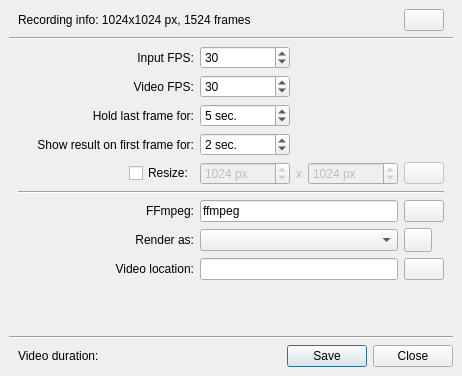
Qt form plugins/dockers/recorder/recorder_export.ui (KDE/krita) before a commit.
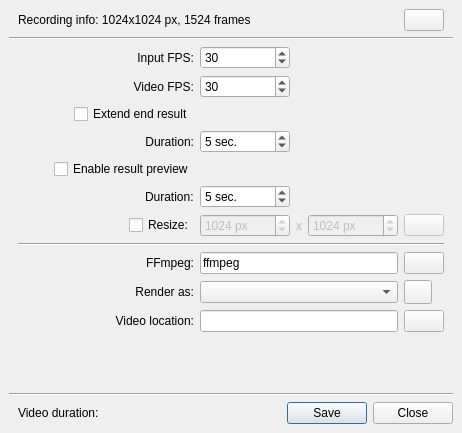
The same form after that commit. Icons and pictures are not drawn.

Commit message:
Rework hold frame options in recorder exporter
Add toggles to enable "hold last frame for" and
"show result on first frame for" options. Rename
the labels to be more clear.

Diff of the .ui file:
```diff
--- a/plugins/dockers/recorder/recorder_export.ui
+++ b/plugins/dockers/recorder/recorder_export.ui
@@ -11,13 +11,13 @@
     <x>0</x>
     <y>0</y>
     <width>462</width>
-    <height>376</height>
+    <height>433</height>
    </rect>
   </property>
   <property name="windowTitle">
    <string>Export Timelapse</string>
   </property>
-  <layout class="QGridLayout" name="gridLayout_4">
+  <layout class="QVBoxLayout" name="verticalLayout">
    <property name="leftMargin">
     <number>0</number>
    </property>
@@ -30,72 +30,14 @@
    <property name="bottomMargin">
     <number>0</number>
    </property>
-   <item row="0" column="0">
+   <item>
     <widget class="QStackedWidget" name="stackedWidget">
      <property name="currentIndex">
       <number>0</number>
      </property>
      <widget class="QWidget" name="pageSettings">
-      <layout class="QGridLayout" name="gridLayout_3">
-       <item row="1" column="0">
-        <widget class="Line" name="line1">
-         <property name="orientation">
-          <enum>Qt::Horizontal</enum>
-         </property>
-        </widget>
-       </item>
-       <item row="4" column="0">
-        <widget class="Line" name="line2">
-         <property name="orientation">
-          <enum>Qt::Horizontal</enum>
-         </property>
-        </widget>
-       </item>
-       <item row="5" column="0">
-        <layout class="QHBoxLayout" name="horizontalLayout">
-         <property name="leftMargin">
-          <number>9</number>
-         </property>
-         <item>
-          <widget class="QLabel" name="labelTitleVideoDuration">
-           <property name="text">
-            <string>Video duration:</string>
-           </property>
-          </widget>
-         </item>
-         <item>
-          <widget class="QLabel" name="labelVideoDuration">
-           <property name="text">
-            <string/>
-           </property>
-          </widget>
-         </item>
-         <item>
-          <spacer name="horizontalSpacer">
-           <property name="orientation">
-            <enum>Qt::Horizontal</enum>
-           </property>
-           <property name="sizeType">
-            <enum>QSizePolicy::MinimumExpanding</enum>
-           </property>
-           <property name="sizeHint" stdset="0">
-            <size>
-             <width>0</width>
-             <height>20</height>
-            </size>
-           </property>
-          </spacer>
-         </item>
-         <item>
-          <widget class="QDialogButtonBox" name="buttonBox">
-           <property name="standardButtons">
-            <set>QDialogButtonBox::Close|QDialogButtonBox::Save</set>
-           </property>
-          </widget>
-         </item>
-        </layout>
-       </item>
-       <item row="0" column="0">
+      <layout class="QVBoxLayout" name="verticalLayout_2">
+       <item>
         <layout class="QHBoxLayout" name="layoutRecordInfo">
          <property name="leftMargin">
           <number>9</number>
@@ -129,23 +71,14 @@
          </item>
         </layout>
        </item>
-       <item row="3" column="0">
-        <spacer name="verticalSpacer_3">
+       <item>
+        <widget class="Line" name="line1">
          <property name="orientation">
-          <enum>Qt::Vertical</enum>
+          <enum>Qt::Horizontal</enum>
          </property>
-         <property name="sizeType">
-          <enum>QSizePolicy::Expanding</enum>
-         </property>
-         <property name="sizeHint" stdset="0">
-          <size>
-           <width>20</width>
-           <height>6</height>
-          </size>
-         </property>
-        </spacer>
+        </widget>
        </item>
-       <item row="2" column="0">
+       <item>
         <layout class="QGridLayout" name="gridLayout" columnstretch="0,0,0">
          <property name="leftMargin">
           <number>9</number>
@@ -153,14 +86,50 @@
          <property name="rightMargin">
           <number>9</number>
          </property>
-         <item row="7" column="0" colspan="3">
-          <widget class="Line" name="line">
-           <property name="orientation">
-            <enum>Qt::Horizontal</enum>
+         <item row="8" column="0">
+          <layout class="QHBoxLayout" name="horizontalLayout_8" stretch="1,0">
+           <item>
+            <spacer name="horizontalSpacer_12">
+             <property name="orientation">
+              <enum>Qt::Horizontal</enum>
+             </property>
+             <property name="sizeType">
+              <enum>QSizePolicy::Preferred</enum>
+             </property>
+             <property name="sizeHint" stdset="0">
+              <size>
+               <width>13</width>
+               <height>13</height>
+              </size>
+             </property>
+            </spacer>
+           </item>
+           <item>
+            <widget class="QCheckBox" name="checkResize">
+             <property name="sizePolicy">
+              <sizepolicy hsizetype="Minimum" vsizetype="Fixed">
+               <horstretch>0</horstretch>
+               <verstretch>0</verstretch>
+              </sizepolicy>
+             </property>
+             <property name="text">
+              <string>Resize:</string>
+             </property>
+            </widget>
+           </item>
+          </layout>
+         </item>
+         <item row="11" column="1">
+          <widget class="QComboBox" name="comboProfile">
+           <property name="minimumSize">
+            <size>
+             <width>120</width>
+             <height>0</height>
+            </size>
            </property>
           </widget>
          </item>
-         <item row="10" column="0">
+         <item row="12" column="0">
           <widget class="QLabel" name="labelExportTo">
            <property name="text">
             <string>Video location:</string>
@@ -173,20 +142,271 @@
            </property>
           </widget>
          </item>
-         <item row="2" column="0">
-          <widget class="QLabel" name="labelHoldLastFrameSec">
+         <item row="5" column="0" alignment="Qt::AlignRight">
+          <widget class="QLabel" name="labelHoldFirstFrameSec">
+           <property name="text">
+            <string>Duration:</string>
+           </property>
+          </widget>
+         </item>
+         <item row="10" column="0">
+          <widget class="QLabel" name="labelFfmpegLocation">
+           <property name="text">
+            <string>FFmpeg:</string>
+           </property>
+           <property name="alignment">
+            <set>Qt::AlignRight|Qt::AlignTrailing|Qt::AlignVCenter</set>
+           </property>
+           <property name="buddy">
+            <cstring>editFfmpegPath</cstring>
+           </property>
+          </widget>
+         </item>
+         <item row="12" column="2">
+          <widget class="QPushButton" name="buttonBrowseExport">
            <property name="toolTip">
-            <string>The added duration for showing the last frame.</string>
+            <string>Select a file location for the exported timelapse video</string>
            </property>
            <property name="text">
-            <string>Hold last frame for:</string>
+            <string/>
            </property>
+           <property name="icon">
+            <iconset theme="folder">
+             <normaloff>.</normaloff>.</iconset>
+           </property>
+          </widget>
+         </item>
+         <item row="11" column="0">
+          <widget class="QLabel" name="labelResolution">
+           <property name="text">
+            <string>Render as:</string>
+           </property>
            <property name="alignment">
             <set>Qt::AlignRight|Qt::AlignTrailing|Qt::AlignVCenter</set>
            </property>
+           <property name="buddy">
+            <cstring>comboProfile</cstring>
+           </property>
           </widget>
          </item>
-         <item row="6" column="1">
+         <item row="12" column="1">
+          <widget class="QLineEdit" name="editVideoFilePath">
+           <property name="minimumSize">
+            <size>
+             <width>120</width>
+             <height>0</height>
+            </size>
+           </property>
+           <property name="readOnly">
+            <bool>false</bool>
+           </property>
+          </widget>
+         </item>
+         <item row="0" column="0">
+          <widget class="QLabel" name="labelFpsInput">
+           <property name="toolTip">
+            <string>The speed of reading the input stream.
+For example, to make your timelapse twice faster, the Input FPS should be twice larger of the Video FPS.</string>
+           </property>
+           <property name="text">
+            <string comment="Input FPS of recorded timelapses.">Input FPS:</string>
+           </property>
+           <property name="alignment">
+            <set>Qt::AlignRight|Qt::AlignTrailing|Qt::AlignVCenter</set>
+           </property>
+           <property name="buddy">
+            <cstring>spinInputFps</cstring>
+           </property>
+          </widget>
+         </item>
+         <item row="11" column="2">
+          <widget class="QPushButton" name="buttonEditProfile">
+           <property name="sizePolicy">
+            <sizepolicy hsizetype="Fixed" vsizetype="Fixed">
+             <horstretch>0</horstretch>
+             <verstretch>0</verstretch>
+            </sizepolicy>
+           </property>
+           <property name="minimumSize">
+            <size>
+             <width>28</width>
+             <height>24</height>
+            </size>
+           </property>
+           <property name="maximumSize">
+            <size>
+             <width>28</width>
+             <height>24</height>
+            </size>
+           </property>
+           <property name="toolTip">
+            <string>Edit video profile</string>
+           </property>
+          </widget>
+         </item>
+         <item row="10" column="1">
+          <widget class="QLineEdit" name="editFfmpegPath">
+           <property name="minimumSize">
+            <size>
+             <width>120</width>
+             <height>0</height>
+            </size>
+           </property>
+           <property name="text">
+            <string>ffmpeg</string>
+           </property>
+           <property name="readOnly">
+            <bool>true</bool>
+           </property>
+          </widget>
+         </item>
+         <item row="4" column="0" alignment="Qt::AlignRight">
+          <widget class="QCheckBox" name="resultPreviewCheckBox">
+           <property name="toolTip">
+            <string>Prepend a preview to the exported video.
+The preview will show the last frame of the video for the specified duration</string>
+           </property>
+           <property name="layoutDirection">
+            <enum>Qt::LeftToRight</enum>
+           </property>
+           <property name="text">
+            <string>Enable result preview</string>
+           </property>
+          </widget>
+         </item>
+         <item row="10" column="2">
+          <widget class="QPushButton" name="buttonBrowseFfmpeg">
+           <property name="toolTip">
+            <string>Setup ffmpeg executable location</string>
+           </property>
+           <property name="text">
+            <string/>
+           </property>
+           <property name="icon">
+            <iconset theme="folder">
+             <normaloff>.</normaloff>.</iconset>
+           </property>
+          </widget>
+         </item>
+         <item row="9" column="0" colspan="3">
+          <widget class="Line" name="line">
+           <property name="orientation">
+            <enum>Qt::Horizontal</enum>
+           </property>
+          </widget>
+         </item>
+         <item row="0" column="1">
+          <layout class="QHBoxLayout" name="layoutFps_2" stretch="0,1">
+           <item>
+            <widget class="QSpinBox" name="spinInputFps">
+             <property name="minimumSize">
+              <size>
+               <width>90</width>
+               <height>0</height>
+              </size>
+             </property>
+             <property name="keyboardTracking">
+              <bool>false</bool>
+             </property>
+             <property name="minimum">
+              <number>1</number>
+             </property>
+             <property name="maximum">
+              <number>10000</number>
+             </property>
+             <property name="value">
+              <number>30</number>
+             </property>
+            </widget>
+           </item>
+           <item>
+            <spacer name="horizontalSpacer_14">
+             <property name="orientation">
+              <enum>Qt::Horizontal</enum>
+             </property>
+             <property name="sizeType">
+              <enum>QSizePolicy::Expanding</enum>
+             </property>
+             <property name="sizeHint" stdset="0">
+              <size>
+               <width>6</width>
+               <height>6</height>
+              </size>
+             </property>
+            </spacer>
+           </item>
+          </layout>
+         </item>
+         <item row="1" column="0">
+          <widget class="QLabel" name="labelFps">
+           <property name="text">
+            <string>Video FPS:</string>
+           </property>
+           <property name="alignment">
+            <set>Qt::AlignRight|Qt::AlignTrailing|Qt::AlignVCenter</set>
+           </property>
+           <property name="buddy">
+            <cstring>spinFps</cstring>
+           </property>
+          </widget>
+         </item>
+         <item row="8" column="2">
+          <widget class="QPushButton" name="buttonLockRatio">
+           <property name="enabled">
+            <bool>false</bool>
+           </property>
+           <property name="toolTip">
+            <string>Constrain proportions</string>
+           </property>
+           <property name="text">
+            <string/>
+           </property>
+           <property name="icon">
+            <iconset theme="lock">
+             <normaloff>.</normaloff>.</iconset>
+           </property>
+           <property name="checkable">
+            <bool>true</bool>
+           </property>
+          </widget>
+         </item>
+         <item row="3" column="1">
+          <layout class="QHBoxLayout" name="horizontalLayout_6">
+           <item>
+            <widget class="QSpinBox" name="spinLastFrameSec">
+             <property name="minimumSize">
+              <size>
+               <width>90</width>
+               <height>0</height>
+              </size>
+             </property>
+             <property name="suffix">
+              <string comment="Contraction of &quot;second&quot; for interval"> sec.</string>
+             </property>
+             <property name="maximum">
+              <number>120</number>
+             </property>
+             <property name="value">
+              <number>5</number>
+             </property>
+            </widget>
+           </item>
+           <item>
+            <spacer name="horizontalSpacer_15">
+             <property name="orientation">
+              <enum>Qt::Horizontal</enum>
+             </property>
+             <property name="sizeHint" stdset="0">
+              <size>
+               <width>6</width>
+               <height>6</height>
+              </size>
+             </property>
+            </spacer>
+           </item>
+          </layout>
+         </item>
+         <item row="8" column="1">
           <widget class="QWidget" name="widgetResolution" native="true">
            <property name="enabled">
             <bool>false</bool>
@@ -292,46 +512,13 @@
            </layout>
           </widget>
          </item>
-         <item row="2" column="1">
-          <layout class="QHBoxLayout" name="horizontalLayout_6">
-           <item>
-            <widget class="QSpinBox" name="spinLastFrameSec">
-             <property name="minimumSize">
-              <size>
-               <width>90</width>
-               <height>0</height>
-              </size>
-             </property>
-             <property name="suffix">
-              <string comment="Contraction of &quot;second&quot; for interval"> sec.</string>
-             </property>
-             <property name="maximum">
-              <number>120</number>
-             </property>
-             <property name="value">
-              <number>5</number>
-             </property>
-            </widget>
-           </item>
-           <item>
-            <spacer name="horizontalSpacer_15">
-             <property name="orientation">
-              <enum>Qt::Horizontal</enum>
-             </property>
-             <property name="sizeHint" stdset="0">
-              <size>
-               <width>6</width>
-               <height>6</height>
-              </size>
-             </property>
-            </spacer>
-           </item>
-          </layout>
-         </item>
          <item row="3" column="0">
-          <widget class="QLabel" name="label">
+          <widget class="QLabel" name="labelHoldLastFrameSec">
+           <property name="toolTip">
+            <string>The added duration for showing the last frame.</string>
+           </property>
            <property name="text">
-            <string>Show result on first frame for:</string>
+            <string>Duration:</string>
            </property>
            <property name="alignment">
             <set>Qt::AlignRight|Qt::AlignTrailing|Qt::AlignVCenter</set>
@@ -380,251 +567,8 @@
            </item>
           </layout>
          </item>
-         <item row="9" column="0">
-          <widget class="QLabel" name="labelResolution">
-           <property name="text">
-            <string>Render as:</string>
-           </property>
-           <property name="alignment">
-            <set>Qt::AlignRight|Qt::AlignTrailing|Qt::AlignVCenter</set>
-           </property>
-           <property name="buddy">
-            <cstring>comboProfile</cstring>
-           </property>
-          </widget>
-         </item>
-         <item row="8" column="1">
-          <widget class="QLineEdit" name="editFfmpegPath">
-           <property name="minimumSize">
-            <size>
-             <width>120</width>
-             <height>0</height>
-            </size>
-           </property>
-           <property name="text">
-            <string>ffmpeg</string>
-           </property>
-           <property name="readOnly">
-            <bool>true</bool>
-           </property>
-          </widget>
-         </item>
-         <item row="8" column="0">
-          <widget class="QLabel" name="labelFfmpegLocation">
-           <property name="text">
-            <string>FFmpeg:</string>
-           </property>
-           <property name="alignment">
-            <set>Qt::AlignRight|Qt::AlignTrailing|Qt::AlignVCenter</set>
-           </property>
-           <property name="buddy">
-            <cstring>editFfmpegPath</cstring>
-           </property>
-          </widget>
-         </item>
-         <item row="10" column="1">
-          <widget class="QLineEdit" name="editVideoFilePath">
-           <property name="minimumSize">
-            <size>
-             <width>120</width>
-             <height>0</height>
-            </size>
-           </property>
-           <property name="readOnly">
-            <bool>false</bool>
-           </property>
-          </widget>
-         </item>
-         <item row="6" column="2">
-          <widget class="QPushButton" name="buttonLockRatio">
-           <property name="enabled">
-            <bool>false</bool>
-           </property>
-           <property name="toolTip">
-            <string>Constrain proportions</string>
-           </property>
-           <property name="text">
-            <string/>
-           </property>
-           <property name="icon">
-            <iconset theme="lock">
-             <normaloff>.</normaloff>.</iconset>
-           </property>
-           <property name="checkable">
-            <bool>true</bool>
-           </property>
-          </widget>
-         </item>
-         <item row="10" column="2">
-          <widget class="QPushButton" name="buttonBrowseExport">
-           <property name="toolTip">
-            <string>Select a file location for the exported timelapse video</string>
-           </property>
-           <property name="text">
-            <string/>
-           </property>
-           <property name="icon">
-            <iconset theme="folder">
-             <normaloff>.</normaloff>.</iconset>
-           </property>
-          </widget>
-         </item>
-         <item row="6" column="0">
-          <layout class="QHBoxLayout" name="horizontalLayout_8" stretch="1,0">
-           <item>
-            <spacer name="horizontalSpacer_12">
-             <property name="orientation">
-              <enum>Qt::Horizontal</enum>
-             </property>
-             <property name="sizeType">
-              <enum>QSizePolicy::Preferred</enum>
-             </property>
-             <property name="sizeHint" stdset="0">
-              <size>
-               <width>0</width>
-               <height>0</height>
-              </size>
-             </property>
-            </spacer>
-           </item>
-           <item>
-            <widget class="QCheckBox" name="checkResize">
-             <property name="sizePolicy">
-              <sizepolicy hsizetype="Minimum" vsizetype="Fixed">
-               <horstretch>0</horstretch>
-               <verstretch>0</verstretch>
-              </sizepolicy>
-             </property>
-             <property name="text">
-              <string>Resize:</string>
-             </property>
-            </widget>
-           </item>
-          </layout>
-         </item>
-         <item row="0" column="1">
-          <layout class="QHBoxLayout" name="layoutFps_2" stretch="0,1">
-           <item>
-            <widget class="QSpinBox" name="spinInputFps">
-             <property name="minimumSize">
-              <size>
-               <width>90</width>
-               <height>0</height>
-              </size>
-             </property>
-             <property name="keyboardTracking">
-              <bool>false</bool>
-             </property>
-             <property name="minimum">
-              <number>1</number>
-             </property>
-             <property name="maximum">
-              <number>10000</number>
-             </property>
-             <property name="value">
-              <number>30</number>
-             </property>
-            </widget>
-           </item>
-           <item>
-            <spacer name="horizontalSpacer_14">
-             <property name="orientation">
-              <enum>Qt::Horizontal</enum>
-             </property>
-             <property name="sizeType">
-              <enum>QSizePolicy::Expanding</enum>
-             </property>
-             <property name="sizeHint" stdset="0">
-              <size>
-               <width>6</width>
-               <height>6</height>
-              </size>
-             </property>
-            </spacer>
-           </item>
-          </layout>
-         </item>
-         <item row="9" column="1">
-          <widget class="QComboBox" name="comboProfile">
-           <property name="minimumSize">
-            <size>
-             <width>120</width>
-             <height>0</height>
-            </size>
-           </property>
-          </widget>
-         </item>
-         <item row="8" column="2">
-          <widget class="QPushButton" name="buttonBrowseFfmpeg">
-           <property name="toolTip">
-            <string>Setup ffmpeg executable location</string>
-           </property>
-           <property name="text">
-            <string/>
-           </property>
-           <property name="icon">
-            <iconset theme="folder">
-             <normaloff>.</normaloff>.</iconset>
-           </property>
-          </widget>
-         </item>
-         <item row="1" column="0">
-          <widget class="QLabel" name="labelFps">
-           <property name="text">
-            <string>Video FPS:</string>
-           </property>
-           <property name="alignment">
-            <set>Qt::AlignRight|Qt::AlignTrailing|Qt::AlignVCenter</set>
-           </property>
-           <property name="buddy">
-            <cstring>spinFps</cstring>
-           </property>
-          </widget>
-         </item>
-         <item row="0" column="0">
-          <widget class="QLabel" name="labelFpsInput">
-           <property name="toolTip">
-            <string>The speed of reading the input stream.
-For example, to make your timelapse twice faster, the Input FPS should be twice larger of the Video FPS.</string>
-           </property>
-           <property name="text">
-            <string comment="Input FPS of recorded timelapses.">Input FPS:</string>
-           </property>
-           <property name="alignment">
-            <set>Qt::AlignRight|Qt::AlignTrailing|Qt::AlignVCenter</set>
-           </property>
-           <property name="buddy">
-            <cstring>spinInputFps</cstring>
-           </property>
-          </widget>
-         </item>
-         <item row="9" column="2">
-          <widget class="QPushButton" name="buttonEditProfile">
-           <property name="sizePolicy">
-            <sizepolicy hsizetype="Fixed" vsizetype="Fixed">
-             <horstretch>0</horstretch>
-             <verstretch>0</verstretch>
-            </sizepolicy>
-           </property>
-           <property name="minimumSize">
-            <size>
-             <width>28</width>
-             <height>24</height>
-            </size>
-           </property>
-           <property name="maximumSize">
-            <size>
-             <width>28</width>
-             <height>24</height>
-            </size>
-           </property>
-           <property name="toolTip">
-            <string>Edit video profile</string>
-           </property>
-          </widget>
-         </item>
-         <item row="3" column="1">
-          <layout class="QHBoxLayout" name="layoutFirstFrame">
+         <item row="5" column="1">
+          <layout class="QHBoxLayout" name="horizontalLayout_7">
            <item>
             <widget class="QSpinBox" name="spinFirstFrameSec">
              <property name="minimumSize">
@@ -634,30 +578,107 @@
               </size>
              </property>
              <property name="suffix">
-              <string comment="Contraction of &quot;second&quot; for interval"> sec.</string>
+              <string> sec.</string>
              </property>
              <property name="maximum">
               <number>120</number>
              </property>
              <property name="value">
-              <number>2</number>
+              <number>5</number>
              </property>
             </widget>
            </item>
            <item>
-            <spacer name="horizontalSpacer_38">
+            <spacer name="horizontalSpacer_17">
              <property name="orientation">
               <enum>Qt::Horizontal</enum>
              </property>
              <property name="sizeHint" stdset="0">
               <size>
-               <width>40</width>
-               <height>20</height>
+               <width>6</width>
+               <height>6</height>
               </size>
              </property>
             </spacer>
            </item>
           </layout>
+         </item>
+         <item row="2" column="0" alignment="Qt::AlignRight">
+          <widget class="QCheckBox" name="extendResultCheckBox">
+           <property name="toolTip">
+            <string>Extend the last frame in the exported video by the specified duration</string>
+           </property>
+           <property name="text">
+            <string>Extend end result</string>
+           </property>
+          </widget>
+         </item>
+        </layout>
+       </item>
+       <item>
+        <spacer name="verticalSpacer_3">
+         <property name="orientation">
+          <enum>Qt::Vertical</enum>
+         </property>
+         <property name="sizeType">
+          <enum>QSizePolicy::Expanding</enum>
+         </property>
+         <property name="sizeHint" stdset="0">
+          <size>
+           <width>20</width>
+           <height>6</height>
+          </size>
+         </property>
+        </spacer>
+       </item>
+       <item>
+        <widget class="Line" name="line2">
+         <property name="orientation">
+          <enum>Qt::Horizontal</enum>
+         </property>
+        </widget>
+       </item>
+       <item>
+        <layout class="QHBoxLayout" name="horizontalLayout">
+         <property name="leftMargin">
+          <number>9</number>
+         </property>
+         <item>
+          <widget class="QLabel" name="labelTitleVideoDuration">
+           <property name="text">
+            <string>Video duration:</string>
+           </property>
+          </widget>
+         </item>
+         <item>
+          <widget class="QLabel" name="labelVideoDuration">
+           <property name="text">
+            <string/>
+           </property>
+          </widget>
+         </item>
+         <item>
+          <spacer name="horizontalSpacer">
+           <property name="orientation">
+            <enum>Qt::Horizontal</enum>
+           </property>
+           <property name="sizeType">
+            <enum>QSizePolicy::MinimumExpanding</enum>
+           </property>
+           <property name="sizeHint" stdset="0">
+            <size>
+             <width>0</width>
+             <height>20</height>
+            </size>
+           </property>
+          </spacer>
+         </item>
+         <item>
+          <widget class="QDialogButtonBox" name="buttonBox">
+           <property name="standardButtons">
+            <set>QDialogButtonBox::Close|QDialogButtonBox::Save</set>
+           </property>
+          </widget>
          </item>
         </layout>
        </item>
```
Left out of the diff: 32 changed lines with no effect on the pictures. The commit also changes 4 other files.
